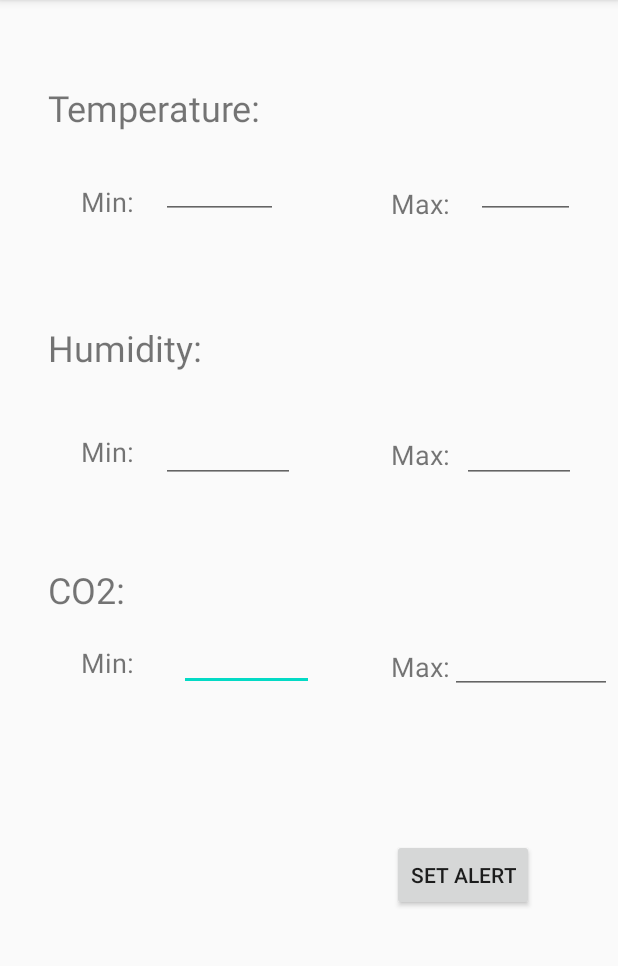
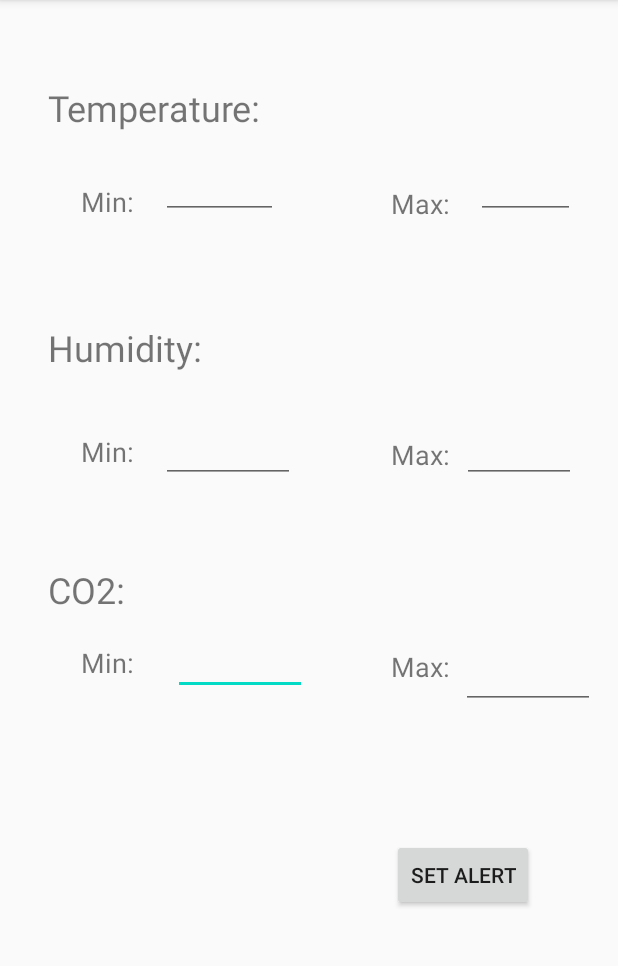
Before and after one commit to etlimss/SEP4Android, an Android app: the fragment SetAlertFragment shown on its own in the app's theme, on a phone screen of 412 x 824 dp, the part 84-1050 px from its top. Run offline under Robolectric (Android 15) with nearby library versions, the phone set to English and light mode, and no system bars; our stand-ins replace data binding.

Commit message:
start main view

```diff
--- a/app/src/main/AndroidManifest.xml
+++ b/app/src/main/AndroidManifest.xml
@@ -20,7 +20,7 @@
             <intent-filter>
                 <action android:name="android.intent.action.MAIN" />
 
-                <category android:name="android.intent.category.LAUNCHER" />
+<!--                <category android:name="android.intent.category.LAUNCHER" />-->
             </intent-filter>
         </activity>
         <activity
@@ -28,8 +28,9 @@
             android:label="@string/title_activity_main">
             <intent-filter>
                 <action android:name="android.intent.action.MAIN" />
+                <category android:name="android.intent.category.LAUNCHER" />
 
-                <category android:name="android.intent.category.DEFAULT" />
+<!--                <category android:name="android.intent.category.DEFAULT" />-->
             </intent-filter>
         </activity>
         <activity
--- a/app/src/main/java/com/example/sep4android/data/networking/ServerGenerator.java
+++ b/app/src/main/java/com/example/sep4android/data/networking/ServerGenerator.java
@@ -5,8 +5,7 @@ import retrofit2.converter.gson.GsonConverterFactory;
 
 public class ServerGenerator {
     private static Retrofit.Builder builder= new Retrofit.Builder()
-//            .baseUrl("https://database-sep.herokuapp.com")
-            .baseUrl("http://172.20.10.12:8080")
+            .baseUrl("https://database-sep.herokuapp.com")
             .addConverterFactory(GsonConverterFactory.create());
     private static Retrofit retrofit= builder.build();
     private static Client client= retrofit.create(Client.class);
--- a/app/src/main/java/com/example/sep4android/view/MainActivity.java
+++ b/app/src/main/java/com/example/sep4android/view/MainActivity.java
@@ -27,7 +27,6 @@ public class MainActivity extends AppCompatActivity {
     @Override
     protected void onCreate(Bundle savedInstanceState) {
         super.onCreate(savedInstanceState);
-//        setContentView(R.layout.activity_main2);
         binding= DataBindingUtil.setContentView(this, R.layout.activity_main);
         BottomNavigationView navView = findViewById(R.id.nav_view);
         // Passing each menu ID as a set of Ids because each
--- a/app/src/main/res/layout/fragment_set_alert.xml
+++ b/app/src/main/res/layout/fragment_set_alert.xml
@@ -128,30 +128,29 @@
 
         <EditText
             android:id="@+id/CO2Min"
-            android:layout_width="90dp"
-            android:layout_height="50dp"
+            android:layout_width="89dp"
+            android:layout_height="42dp"
             android:text=""
             android:textSize="14sp"
             app:layout_constraintBottom_toBottomOf="parent"
             app:layout_constraintEnd_toEndOf="parent"
-            app:layout_constraintHorizontal_bias="0.37"
+            app:layout_constraintHorizontal_bias="0.357"
             app:layout_constraintStart_toStartOf="parent"
             app:layout_constraintTop_toTopOf="parent"
-            app:layout_constraintVertical_bias="0.572" />
-
+            app:layout_constraintVertical_bias="0.58" />
 
         <EditText
             android:id="@+id/CO2Max"
-            android:layout_width="108dp"
-            android:layout_height="52dp"
+            android:layout_width="89dp"
+            android:layout_height="42dp"
             android:text=""
             android:textSize="14sp"
             app:layout_constraintBottom_toBottomOf="parent"
             app:layout_constraintEnd_toEndOf="parent"
-            app:layout_constraintHorizontal_bias="0.986"
+            app:layout_constraintHorizontal_bias="0.953"
             app:layout_constraintStart_toStartOf="parent"
             app:layout_constraintTop_toTopOf="parent"
-            app:layout_constraintVertical_bias="0.574" />
+            app:layout_constraintVertical_bias="0.593" />
 
         <TextView
             android:id="@+id/TextView14"
```
Also changed, not shown: app/src/main/java/com/example/sep4android/view/LoginActivity.java (+8 -5 lines).
